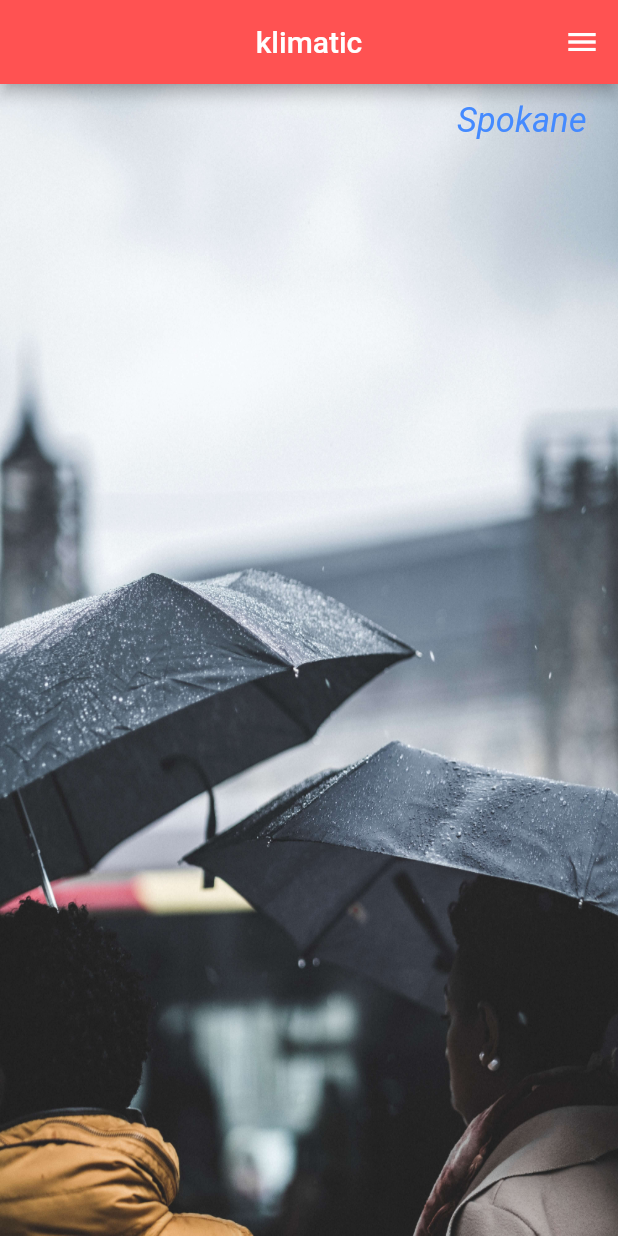
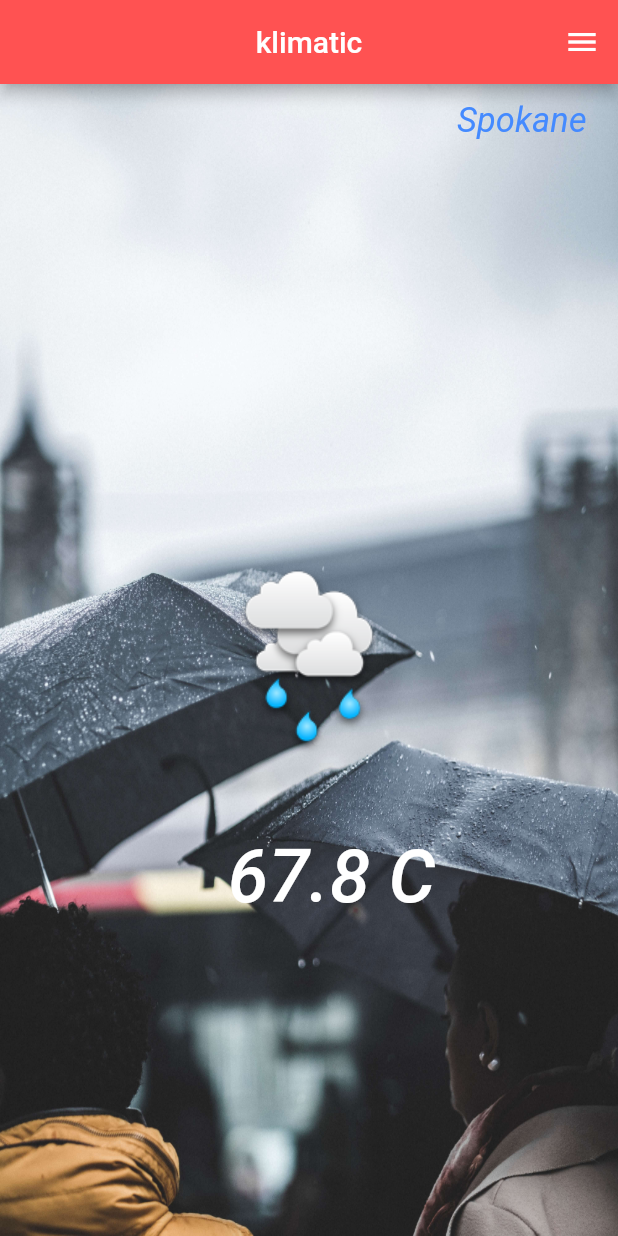
Before and after one commit to wallas83/flutter_basico_weatherApi, a Flutter app: the screen it shows after launch, after a tap on the "menu" icon, on a phone screen of 412 x 824 dp. Run offline on Flutter 3.47's test engine with Material 2 defaults, Android fonts, the phone set to English and light mode, and no system bars; network calls fail.

```diff
--- a/lib/ui/klimatic.dart
+++ b/lib/ui/klimatic.dart
@@ -1,5 +1,9 @@
+import 'dart:async';
+import 'dart:convert';
+import 'package:flutter/material.dart';
+import 'package:http/http.dart' as http;
+import '../util/utils.dart' as util;
 
-import 'package:flutter/material.dart';
 
 class klimatic extends StatefulWidget {
   @override
@@ -7,44 +11,78 @@ class klimatic extends StatefulWidget {
 }
 
 class _klimaticState extends State<klimatic> {
+
+  void showStuff() async {
+    Map data = await getWeather(util.apiId,util.defaultCity );
+    print(data.toString());
+  }
   @override
   Widget build(BuildContext context) {
-    return new  Scaffold(
-
+    return new Scaffold(
       appBar: new AppBar(
-
         centerTitle: true,
         title: new Text('klimatic'),
         backgroundColor: Colors.redAccent,
         actions: <Widget>[
           new IconButton(
-            icon: new Icon(Icons.menu, color: Colors.white),
-            onPressed: ()=> debugPrint("hey")
+              icon: new Icon(Icons.menu, color: Colors.white),
+              onPressed: showStuff
           )
         ],
       ),
       body: new Stack(
         children: <Widget>[
           new Center(
-            child: new Image.asset('images/umbrella2.jpg', height: 770.0, width: 490.0,
-            fit: BoxFit.fill,),
+            child: new Image.asset(
+              'images/umbrella2.jpg',
+              height: 770.0,
+              width: 490.0,
+              fit: BoxFit.fill,
+            ),
           ),
           new Container(
             alignment: Alignment.topRight,
             margin: const EdgeInsets.fromLTRB(0.0, 10.9, 20.9, 0.0),
-            child: new Text('Spokane', style:  cityStyle(),),
+            child: new Text(
+              'Spokane',
+              style: cityStyle(),
+            ),
+          ),
+          new Container(
+            alignment: Alignment.center,
+            child: new Image.asset('images/light_rain.png'),
+          ),
+          //container which will have our weather data
+          new Container(
+            margin: const EdgeInsets.fromLTRB(30.0, 290.0, 0.0, 0.0),
+            alignment: Alignment.center,
+            child: new Text('67.8 C', style: tempStyle()),
           )
-
         ],
       ),
     );
   }
+       Future<Map> getWeather( String appID, String cityID) async{
+//    String apiURl ='https://api.openweathermap.org/data/2.5/weather?id=$cityID&appid=${util.apiId}&units=metric';
+    String apiURl ='https://api.openweathermap.org/data/2.5/weather?q=$cityID,bo&appid=${util.apiId}&units=metric';
+
+    http.Response response = await http.get(apiURl);
+
+      return json.decode(response.body);
+       }
+
 }
 
-TextStyle cityStyle(){
+
+TextStyle cityStyle() {
   return new TextStyle(
-    color: Colors.blueAccent,
-    fontSize: 22.9,
-    fontStyle: FontStyle.italic
-  );
+      color: Colors.blueAccent, fontSize: 22.9, fontStyle: FontStyle.italic);
 }
+
+TextStyle tempStyle() {
+  return new TextStyle(
+      color: Colors.white,
+      fontSize: 48.9,
+      fontStyle: FontStyle.italic,
+      fontWeight: FontWeight.w500);
+}
--- /dev/null
+++ b/lib/util/utils.dart
@@ -0,0 +1,3 @@
+final apiId = "e12cd75d6c909885d69bf682d8ea4a2d";
+final defaultCityID = "3911925";
+final defaultCity = "la paz";
--- a/pubspec.yaml
+++ b/pubspec.yaml
@@ -23,6 +23,7 @@ dependencies:
   # The following adds the Cupertino Icons font to your application.
   # Use with the CupertinoIcons class for iOS style icons.
   cupertino_icons: ^0.1.2
+  http: ^0.12.0+2
 
 dev_dependencies:
   flutter_test:
```
Also changed, not shown: pubspec.lock.
